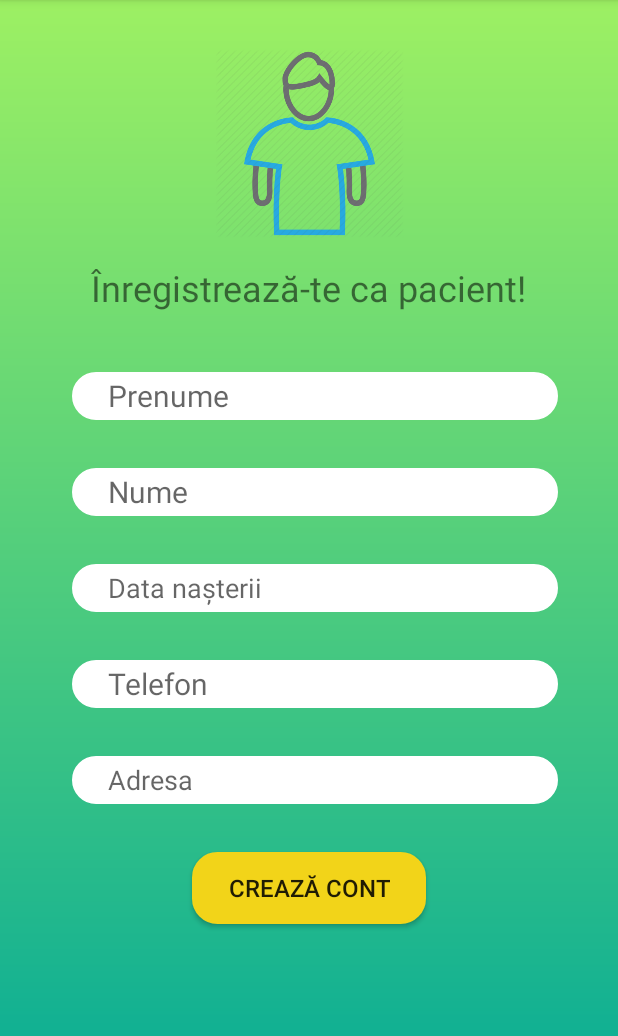
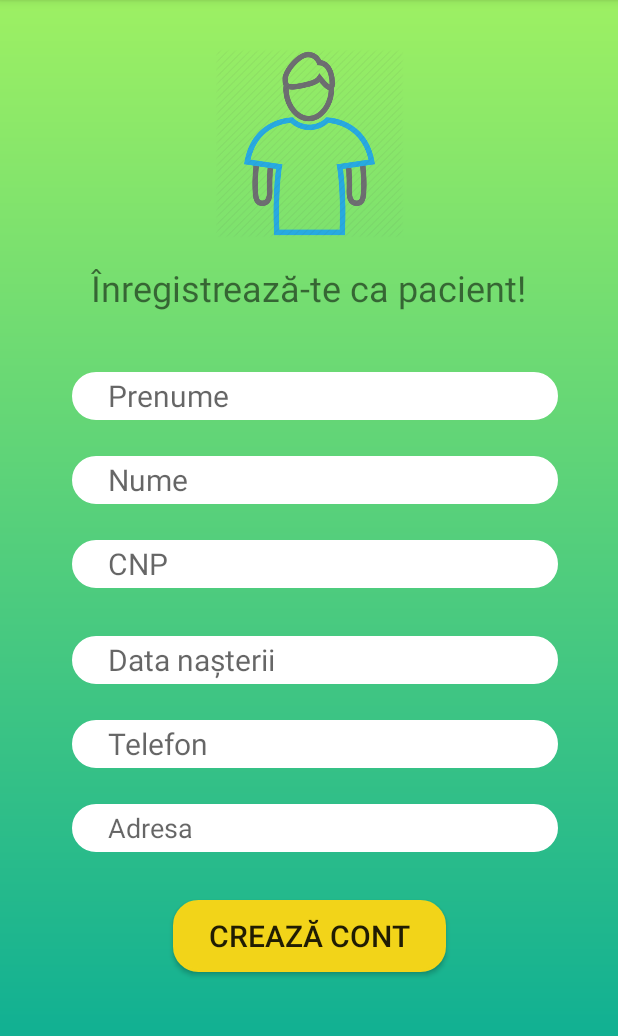
Before and after one commit to AndreiBisoc/medProject, an Android app: the PatientRegisterActivity screen opened directly, with no data from a screen before it, after a tap on "CREAZĂ CONT", on a phone screen of 412 x 824 dp, the part 84-1120 px from its top. Run offline under Robolectric (Android 15) with nearby library versions, the phone set to English and light mode, and no system bars; our stand-ins replace Firebase (no records; nobody signed in at launch, a user with empty details on screens opened directly).

```diff
--- a/app/src/main/java/com/example/medproject/FirebaseUtil.java
+++ b/app/src/main/java/com/example/medproject/FirebaseUtil.java
@@ -6,6 +6,7 @@ import androidx.annotation.NonNull;
 import androidx.annotation.Nullable;
 
 import com.example.medproject.data.model.Drug;
+import com.example.medproject.data.model.Patient;
 import com.firebase.ui.auth.AuthUI;
 import com.google.firebase.auth.FirebaseAuth;
 import com.google.firebase.database.ChildEventListener;
@@ -25,6 +26,7 @@ public class FirebaseUtil {
     public static FirebaseAuth mFirebaseAuth;
     public static FirebaseAuth.AuthStateListener mAuthListener;
     public static ArrayList<Drug> mDrugs;
+    public static ArrayList<Patient> mPatients;
     private static final int RC_SIGN_IN = 123;
     private static ListActivity caller;
     public static boolean isAdmin;
@@ -53,6 +55,7 @@ public class FirebaseUtil {
         }
 
         mDrugs = new ArrayList<Drug>();
+        mPatients = new ArrayList<Patient>();
         mDatabaseReference = mFirebaseDatabase.getReference().child(ref);
     }
 
--- a/app/src/main/java/com/example/medproject/PatientRegisterActivity.java
+++ b/app/src/main/java/com/example/medproject/PatientRegisterActivity.java
@@ -27,6 +27,7 @@ public class PatientRegisterActivity extends AppCompatActivity {
     private EditText txtBirthDate;
     private EditText txtAddress;
     private EditText txtPhone;
+    private EditText txtCNP;
     private Button registerButton;
     Patient patient;
 
@@ -46,6 +47,7 @@ public class PatientRegisterActivity extends AppCompatActivity {
         txtBirthDate = findViewById(R.id.birthDate);
         txtAddress = findViewById(R.id.address);
         txtPhone = findViewById(R.id.phone);
+        txtCNP = findViewById(R.id.CNP);
 
         registerButton = findViewById(R.id.registerButton);
         registerButton.setEnabled(true);
@@ -73,7 +75,8 @@ public class PatientRegisterActivity extends AppCompatActivity {
         }
 
         String address = txtAddress.getText().toString();
-        patient = new Patient(email, password, firstName, lastName, birthDate, phone, address);
+        String CNP = txtCNP.getText().toString();
+        patient = new Patient(email, password, firstName, lastName, birthDate, phone, address, CNP);
 
         if(patient.getId() == null) {
             mDatabaseReference.push().setValue(patient);
@@ -88,6 +91,7 @@ public class PatientRegisterActivity extends AppCompatActivity {
         txtFistName.setText("");
         txtFistName.requestFocus();
         txtLastName.setText("");
+        txtCNP.setText("");
         txtPhone.setText("");
         txtAddress.setText("");
         txtBirthDate.setText("");
--- a/app/src/main/java/com/example/medproject/data/model/Patient.java
+++ b/app/src/main/java/com/example/medproject/data/model/Patient.java
@@ -11,8 +11,11 @@ public class Patient {
     private Date birthDate;
     private String phone;
     private String address;
+    private String CNP;
 
-    public Patient(String email, String password, String firstName, String lastName, Date birthDate, String phone, String address) {
+    public Patient(){}
+
+    public Patient(String email, String password, String firstName, String lastName, Date birthDate, String phone, String address, String CNP) {
         this.email = email;
         this.password = password;
         this.firstName = firstName;
@@ -20,6 +23,7 @@ public class Patient {
         this.birthDate = birthDate;
         this.phone = phone;
         this.address = address;
+        this.CNP = CNP;
     }
 
     public String getId() {
@@ -85,4 +89,13 @@ public class Patient {
     public void setAddress(String address) {
         this.address = address;
     }
+
+    public String getCNP() {
+        return CNP;
+    }
+
+    public void setCNP(String CNP) {
+        this.CNP = CNP;
+    }
+
 }
--- a/app/src/main/res/layout/activity_patient_register.xml
+++ b/app/src/main/res/layout/activity_patient_register.xml
@@ -64,7 +64,7 @@
             android:layout_height="32dp"
             android:layout_marginStart="32dp"
             android:layout_marginLeft="32dp"
-            android:layout_marginTop="32dp"
+            android:layout_marginTop="24dp"
             android:layout_marginEnd="24dp"
             android:layout_marginRight="24dp"
             android:background="@drawable/input_field"
@@ -75,6 +75,25 @@
             app:layout_constraintEnd_toEndOf="parent"
             app:layout_constraintStart_toStartOf="parent"
             app:layout_constraintTop_toBottomOf="@+id/firstName" />
+
+        <EditText
+            android:id="@+id/CNP"
+            android:layout_width="0dp"
+            android:layout_height="32dp"
+            android:layout_marginStart="32dp"
+            android:layout_marginLeft="32dp"
+            android:layout_marginTop="24dp"
+            android:layout_marginEnd="24dp"
+            android:layout_marginRight="24dp"
+            android:background="@drawable/input_field"
+            android:hint="@string/CNP"
+            android:imeActionLabel="@string/CNP"
+            android:selectAllOnFocus="true"
+            android:textSize="20sp"
+            app:layout_constraintEnd_toEndOf="parent"
+            app:layout_constraintHorizontal_bias="0.937"
+            app:layout_constraintStart_toStartOf="parent"
+            app:layout_constraintTop_toBottomOf="@+id/lastName" />
 
         <EditText
             android:id="@+id/birthDate"
@@ -88,9 +107,10 @@
             android:background="@drawable/input_field"
             android:hint="@string/birthDate"
             android:inputType="date"
+            android:textSize="20sp"
             app:layout_constraintEnd_toEndOf="parent"
             app:layout_constraintStart_toStartOf="parent"
-            app:layout_constraintTop_toBottomOf="@+id/lastName" />
+            app:layout_constraintTop_toBottomOf="@+id/CNP" />
 
         <EditText
             android:id="@+id/phone"
@@ -98,7 +118,7 @@
             android:layout_height="32dp"
             android:layout_marginStart="32dp"
             android:layout_marginLeft="32dp"
-            android:layout_marginTop="32dp"
+            android:layout_marginTop="24dp"
             android:layout_marginEnd="24dp"
             android:layout_marginRight="24dp"
             android:background="@drawable/input_field"
@@ -116,12 +136,12 @@
             android:layout_height="32dp"
             android:layout_marginStart="32dp"
             android:layout_marginLeft="32dp"
-            android:layout_marginTop="32dp"
+            android:layout_marginTop="24dp"
             android:layout_marginEnd="24dp"
             android:layout_marginRight="24dp"
             android:background="@drawable/input_field"
+            android:hint="@string/address"
             android:inputType="textPostalAddress"
-            android:hint="@string/address"
             app:layout_constraintEnd_toEndOf="parent"
             app:layout_constraintStart_toStartOf="parent"
             app:layout_constraintTop_toBottomOf="@+id/phone" />
@@ -135,7 +155,7 @@
             android:background="@drawable/button"
             android:enabled="false"
             android:text="@string/action_register_short"
-            android:textSize="16sp"
+            android:textSize="20sp"
             app:layout_constraintEnd_toEndOf="parent"
             app:layout_constraintStart_toStartOf="parent"
             app:layout_constraintTop_toBottomOf="@+id/address" />
```
Also changed, not shown: app/src/main/AndroidManifest.xml (+6 -3 lines), app/src/main/java/com/example/medproject/MyPatientsActivity.java (added, +30 -0 lines), app/src/main/java/com/example/medproject/PatientAdapter.java (added, +107 -0 lines), app/src/main/res/drawable/list_item.xml (added, +10 -0 lines), app/src/main/res/layout/activity_my_patients.xml (added, +41 -0 lines), app/src/main/res/layout/patient.xml (added, +64 -0 lines), app/src/main/res/values/strings.xml (+5 -3 lines).
